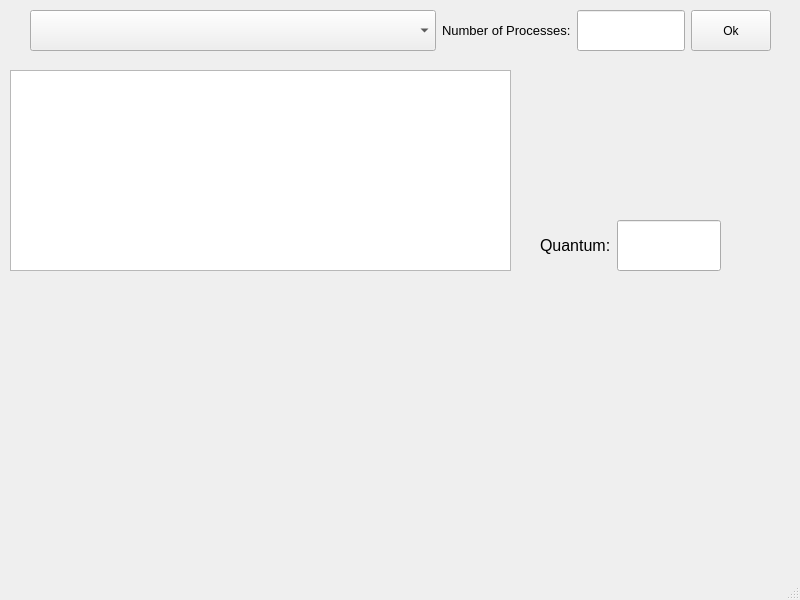
Old version of the form OS-Project/mainwindow.ui in the repository LoayAnwar/OS-Project.
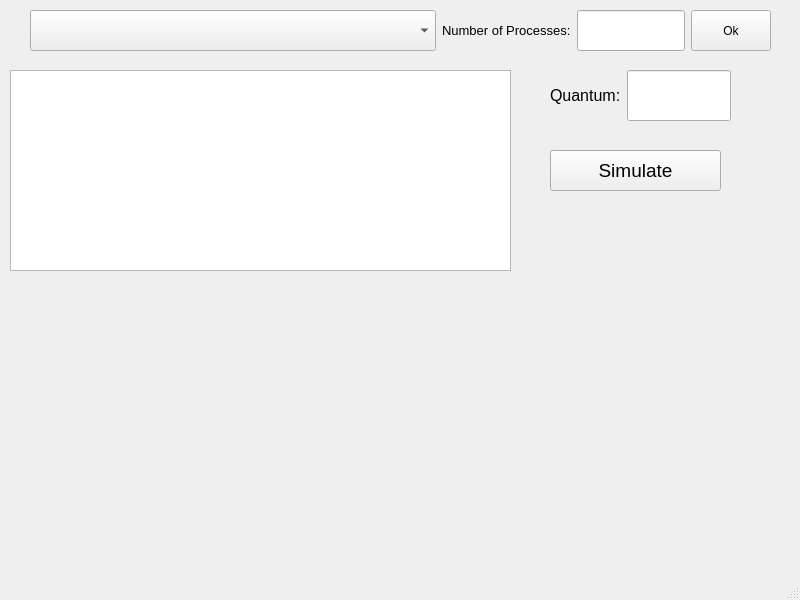
New version of the form.

```diff
--- a/OS-Project/mainwindow.ui
+++ b/OS-Project/mainwindow.ui
@@ -65,7 +65,7 @@
      <number>38</number>
     </attribute>
    </widget>
-   <widget class="QWidget" name="">
+   <widget class="QWidget" name="layoutWidget">
     <property name="geometry">
      <rect>
       <x>30</x>
@@ -123,11 +123,11 @@
      </item>
     </layout>
    </widget>
-   <widget class="QWidget" name="">
+   <widget class="QWidget" name="layoutWidget">
     <property name="geometry">
      <rect>
-      <x>540</x>
-      <y>220</y>
+      <x>550</x>
+      <y>70</y>
       <width>181</width>
       <height>51</height>
      </rect>
@@ -157,6 +157,24 @@
      </item>
     </layout>
    </widget>
+   <widget class="QPushButton" name="submit">
+    <property name="geometry">
+     <rect>
+      <x>550</x>
+      <y>150</y>
+      <width>171</width>
+      <height>41</height>
+     </rect>
+    </property>
+    <property name="font">
+     <font>
+      <pointsize>14</pointsize>
+     </font>
+    </property>
+    <property name="text">
+     <string>Simulate</string>
+    </property>
+   </widget>
   </widget>
   <widget class="QMenuBar" name="menubar">
    <property name="geometry">
```
